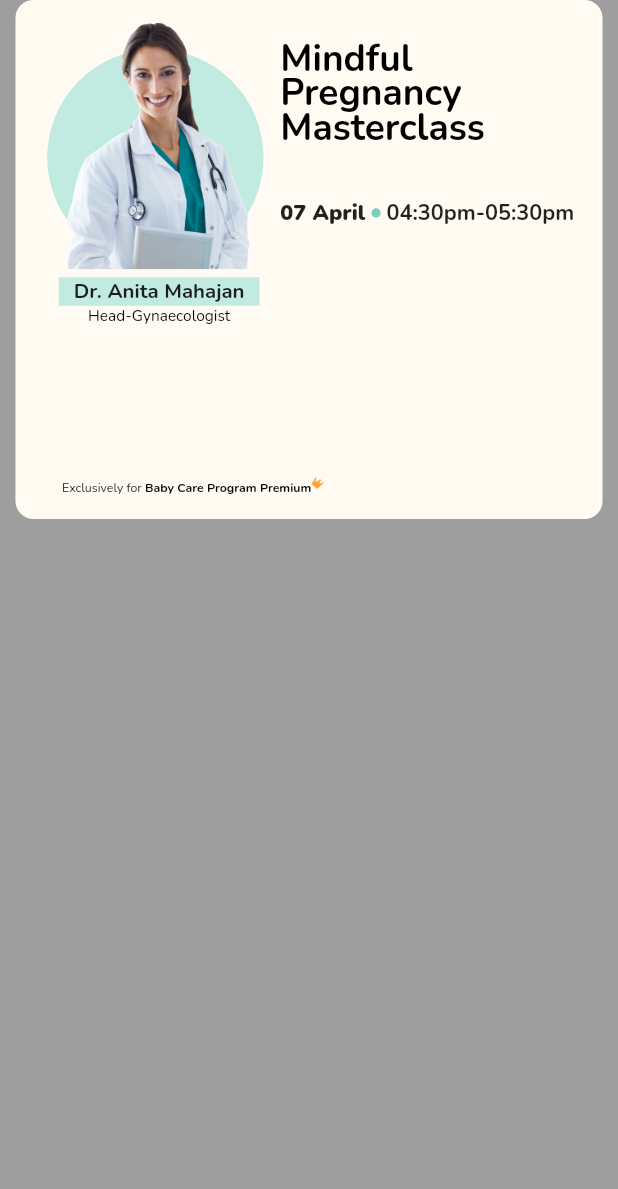
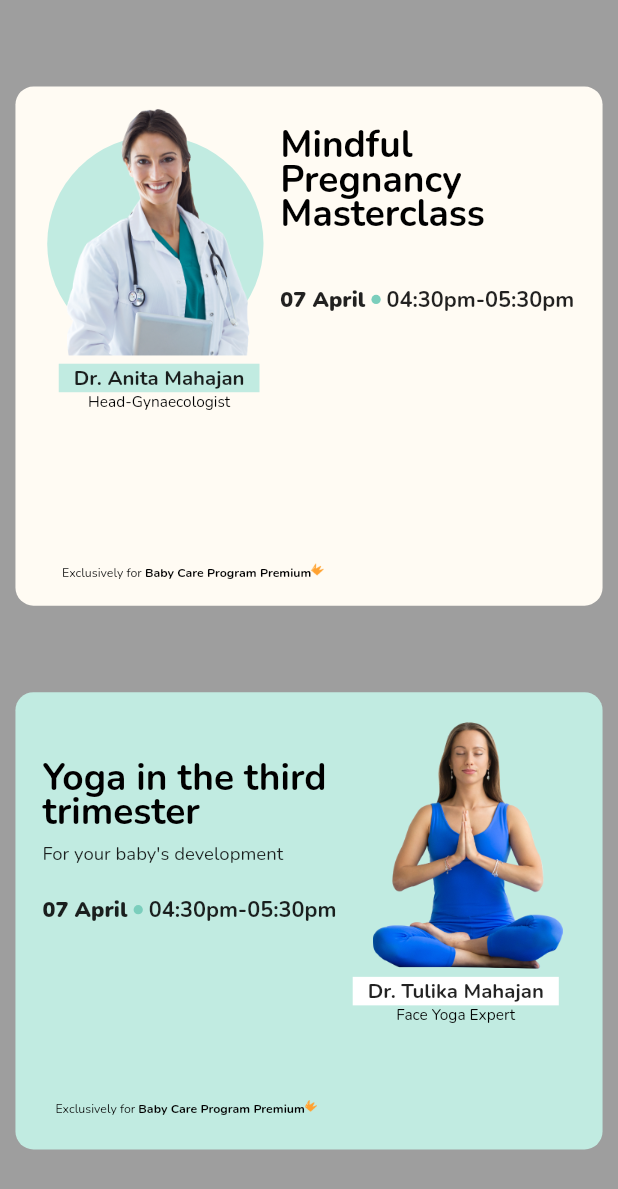
Before and after one commit to pruoo/iMumz-Internship-Test, a Flutter app: the screen it shows after launch, on a phone screen of 412 x 824 dp. Shown: the top 1189 px of the screen. Run offline on Flutter 3.47's test engine with Material 2 defaults, Android fonts, the phone set to English and light mode, and no system bars; our stand-ins replace google_fonts.

```diff
--- a/priya_nagda/coding_task/lib/main.dart
+++ b/priya_nagda/coding_task/lib/main.dart
@@ -1,4 +1,5 @@
 import 'package:coding_task/widgets/masterclass.dart';
+import 'package:coding_task/widgets/yoga.dart';
 import 'package:google_fonts/google_fonts.dart';
 import 'package:flutter/material.dart';
 
@@ -27,11 +28,32 @@ class MyApp extends StatelessWidget {
                   var height = constraints.maxHeight;
                   var width = constraints.maxWidth;
                   if (width > 600)
-                    return Text("data");
+                    return Row(
+                      mainAxisAlignment: MainAxisAlignment.spaceEvenly,
+                      children: [
+                        masterclassCard(
+                          height: height,
+                          width: width,
+                        ),
+                        yoga(
+                          height: height,
+                          width: width,
+                        )
+                      ],
+                    );
                   else
-                    return masterclassCard(
-                      width: width,
-                      height: height,
+                    return Column(
+                      mainAxisAlignment: MainAxisAlignment.spaceEvenly,
+                      children: [
+                        masterclassCard(
+                          height: height,
+                          width: width,
+                        ),
+                        yoga(
+                          height: height,
+                          width: width,
+                        )
+                      ],
                     );
                 },
               ),
--- /dev/null
+++ b/priya_nagda/coding_task/lib/widgets/doctor_details.dart
@@ -0,0 +1,69 @@
+import 'package:flutter/material.dart';
+
+class doctor_details extends StatelessWidget {
+  var height;
+  var width;
+  var image;
+  var name;
+  var field;
+  var color_for_name;
+  doctor_details(
+      {this.height,
+      this.width,
+      this.image,
+      this.name,
+      this.field,
+      this.color_for_name});
+  @override
+  Widget build(BuildContext context) {
+    return Column(
+      crossAxisAlignment: CrossAxisAlignment.center,
+      children: [
+        Stack(
+          alignment: Alignment.center,
+          children: [
+            Container(
+              margin: EdgeInsets.only(top: 15, right: 5),
+              alignment: Alignment.bottomCenter,
+              height: width * 0.35,
+              width: width * 0.38,
+              decoration: BoxDecoration(
+                color: Theme.of(context).primaryColorLight,
+                shape: BoxShape.circle,
+              ),
+            ),
+            Container(
+              margin: EdgeInsets.only(left: 16),
+              child: Image(
+                image: AssetImage("static_assets/" + image),
+                height: width * 0.4,
+              ),
+            ),
+          ],
+        ),
+        Container(
+          margin: EdgeInsets.only(top: 5),
+          padding: EdgeInsets.symmetric(
+            horizontal: 10,
+          ),
+          color: color_for_name,
+          child: Text(
+            "Dr. " + name,
+            style: TextStyle(
+              // backgroundColor: Theme.of(context).primaryColorLight,
+              fontSize: width * 0.033,
+              fontWeight: FontWeight.bold,
+            ),
+          ),
+        ),
+        Text(
+          field,
+          style: TextStyle(
+            color: Colors.black,
+            fontSize: width * 0.025,
+          ),
+        )
+      ],
+    );
+  }
+}
--- a/priya_nagda/coding_task/lib/widgets/masterclass.dart
+++ b/priya_nagda/coding_task/lib/widgets/masterclass.dart
@@ -1,5 +1,7 @@
 import 'dart:ui';
 
+import 'package:coding_task/widgets/doctor_details.dart';
+import 'package:coding_task/widgets/widgets.dart';
 import 'package:flutter/material.dart';
 import 'package:google_fonts/google_fonts.dart';
 
@@ -25,54 +27,13 @@ class masterclassCard extends StatelessWidget {
           Row(
             crossAxisAlignment: CrossAxisAlignment.start,
             children: [
-              Column(
-                crossAxisAlignment: CrossAxisAlignment.center,
-                children: [
-                  Stack(
-                    alignment: Alignment.center,
-                    children: [
-                      Container(
-                        margin: EdgeInsets.only(top: 15, right: 5),
-                        alignment: Alignment.bottomCenter,
-                        height: width * 0.35,
-                        width: width * 0.38,
-                        decoration: BoxDecoration(
-                          color: Theme.of(context).primaryColorLight,
-                          shape: BoxShape.circle,
-                        ),
-                      ),
-                      Container(
-                        margin: EdgeInsets.only(left: 16),
-                        child: Image(
-                          image: AssetImage("static_assets/doctor-image.png"),
-                          height: width * 0.4,
-                        ),
-                      ),
-                    ],
-                  ),
-                  Container(
-                    margin: EdgeInsets.only(top: 5),
-                    padding: EdgeInsets.symmetric(
-                      horizontal: 10,
-                    ),
-                    color: Theme.of(context).primaryColorLight,
-                    child: Text(
-                      "Dr. Anita Mahajan",
-                      style: TextStyle(
-                        // backgroundColor: Theme.of(context).primaryColorLight,
-                        fontSize: width * 0.033,
-                        fontWeight: FontWeight.bold,
-                      ),
-                    ),
-                  ),
-                  Text(
-                    "Head-Gynaecologist",
-                    style: TextStyle(
-                      color: Colors.black,
-                      fontSize: width * 0.025,
-                    ),
-                  )
-                ],
+              doctor_details(
+                height: height,
+                width: width,
+                name: "Anita Mahajan",
+                image: "doctor-image.png",
+                field: "Head-Gynaecologist",
+                color_for_name: Theme.of(context).primaryColorLight,
               ),
               Column(
                 mainAxisAlignment: MainAxisAlignment.start,
@@ -126,36 +87,11 @@ class masterclassCard extends StatelessWidget {
             ],
           ),
           Container(
-            margin: EdgeInsets.only(left: 16),
-            child: Row(
-              crossAxisAlignment: CrossAxisAlignment.end,
-              children: [
-                Text(
-                  "Exclusively for ",
-                  style: TextStyle(
-                    fontSize: width * 0.02,
-                    color: Colors.black,
-                  ),
-                ),
-                Text(
-                  "Baby Care Program Premium",
-                  style: TextStyle(
-                    fontSize: width * 0.02,
-                    color: Colors.black,
-                    fontWeight: FontWeight.bold,
-                  ),
-                ),
-                Container(
-                  margin: EdgeInsets.only(bottom: 5),
-                  child: Image(
-                    image: AssetImage("static_assets/tilted-crown-icon.png"),
-                    height: width * 0.02,
-                    alignment: Alignment.topCenter,
-                  ),
-                ),
-              ],
-            ),
-          )
+              margin: EdgeInsets.only(left: 16),
+              child: bottomLine(
+                height: height,
+                width: width,
+              ))
         ],
       ),
     );
--- /dev/null
+++ b/priya_nagda/coding_task/lib/widgets/widgets.dart
@@ -0,0 +1,39 @@
+import 'package:flutter/material.dart';
+
+class bottomLine extends StatelessWidget {
+  var height;
+  var width;
+  bottomLine({this.height, this.width});
+  @override
+  Widget build(BuildContext context) {
+    return Container(
+      child: Row(
+        children: [
+          Text(
+            "Exclusively for ",
+            style: TextStyle(
+              fontSize: width * 0.02,
+              color: Colors.black,
+            ),
+          ),
+          Text(
+            "Baby Care Program Premium",
+            style: TextStyle(
+              fontSize: width * 0.02,
+              color: Colors.black,
+              fontWeight: FontWeight.bold,
+            ),
+          ),
+          Container(
+            margin: EdgeInsets.only(bottom: 5),
+            child: Image(
+              image: AssetImage("static_assets/tilted-crown-icon.png"),
+              height: width * 0.02,
+              alignment: Alignment.topCenter,
+            ),
+          ),
+        ],
+      ),
+    );
+  }
+}
--- /dev/null
+++ b/priya_nagda/coding_task/lib/widgets/yoga.dart
@@ -0,0 +1,114 @@
+import 'dart:ui';
+
+import 'package:coding_task/widgets/doctor_details.dart';
+import 'package:coding_task/widgets/widgets.dart';
+import 'package:flutter/material.dart';
+import 'package:google_fonts/google_fonts.dart';
+
+class yoga extends StatelessWidget {
+  var height;
+  var width;
+  yoga({this.height, this.width});
+  @override
+  Widget build(BuildContext context) {
+    return Container(
+      padding: EdgeInsets.symmetric(horizontal: 15, vertical: 20),
+      height: height * 0.37,
+      width: width * 0.95,
+      decoration: BoxDecoration(
+        color: Theme.of(context).primaryColorLight,
+        borderRadius: BorderRadius.all(
+          Radius.circular(12),
+        ),
+      ),
+      child: Row(
+        children: [
+          Column(
+            mainAxisAlignment: MainAxisAlignment.spaceBetween,
+            children: [
+              Container(
+                  margin: EdgeInsets.only(top: 25),
+                  width: width * 0.48,
+                  child: Column(
+                    crossAxisAlignment: CrossAxisAlignment.start,
+                    children: [
+                      Padding(
+                        padding: const EdgeInsets.all(3.0),
+                        child: Text(
+                          "Yoga in the third trimester",
+                          style: TextStyle(
+                            color: Colors.black,
+                            fontWeight: FontWeight.bold,
+                            fontSize: width * 0.06,
+                            height: 0.95,
+                          ),
+                        ),
+                      ),
+                      Padding(
+                        padding: const EdgeInsets.all(3.0),
+                        child: Text(
+                          "For your baby's development",
+                          style: TextStyle(
+                            fontSize: width * 0.03,
+                          ),
+                          textAlign: TextAlign.start,
+                        ),
+                      ),
+                      Padding(
+                        padding: const EdgeInsets.symmetric(
+                          vertical: 15.0,
+                          horizontal: 3,
+                        ),
+                        child: Row(
+                          mainAxisAlignment: MainAxisAlignment.start,
+                          crossAxisAlignment: CrossAxisAlignment.center,
+                          children: [
+                            Text(
+                              "07 April ",
+                              style: TextStyle(
+                                fontSize: width * 0.035,
+                                fontWeight: FontWeight.w900,
+                              ),
+                            ),
+                            Container(
+                              height: width * 0.015,
+                              width: width * 0.015,
+                              decoration: BoxDecoration(
+                                color: Theme.of(context).accentColor,
+                                shape: BoxShape.circle,
+                              ),
+                            ),
+                            Text(
+                              " 04:30pm-05:30pm",
+                              style: TextStyle(
+                                fontSize: width * 0.035,
+                                fontWeight: FontWeight.bold,
+                              ),
+                            ),
+                          ],
+                        ),
+                      ),
+                    ],
+                  )),
+              // SizedBox(
+              //   height: width * 0.08,
+              // ),
+              bottomLine(
+                height: height,
+                width: width,
+              )
+            ],
+          ),
+          doctor_details(
+            height: height,
+            width: width,
+            name: "Tulika Mahajan",
+            field: "Face Yoga Expert",
+            image: "meditating-woman.png",
+            color_for_name: Colors.white,
+          )
+        ],
+      ),
+    );
+  }
+}
```
